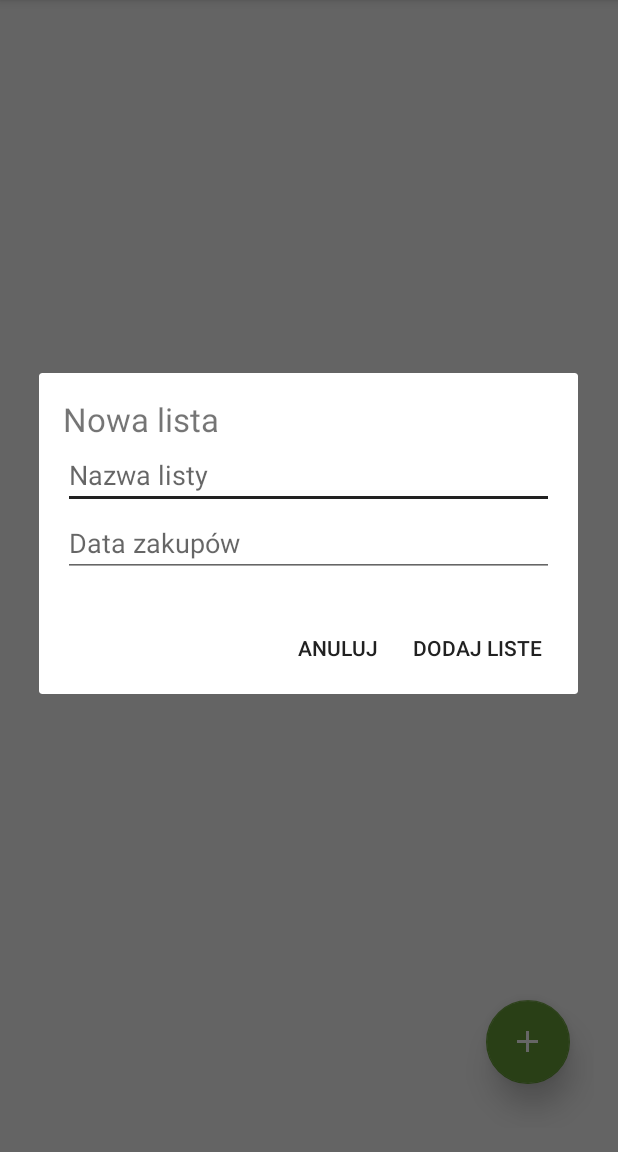
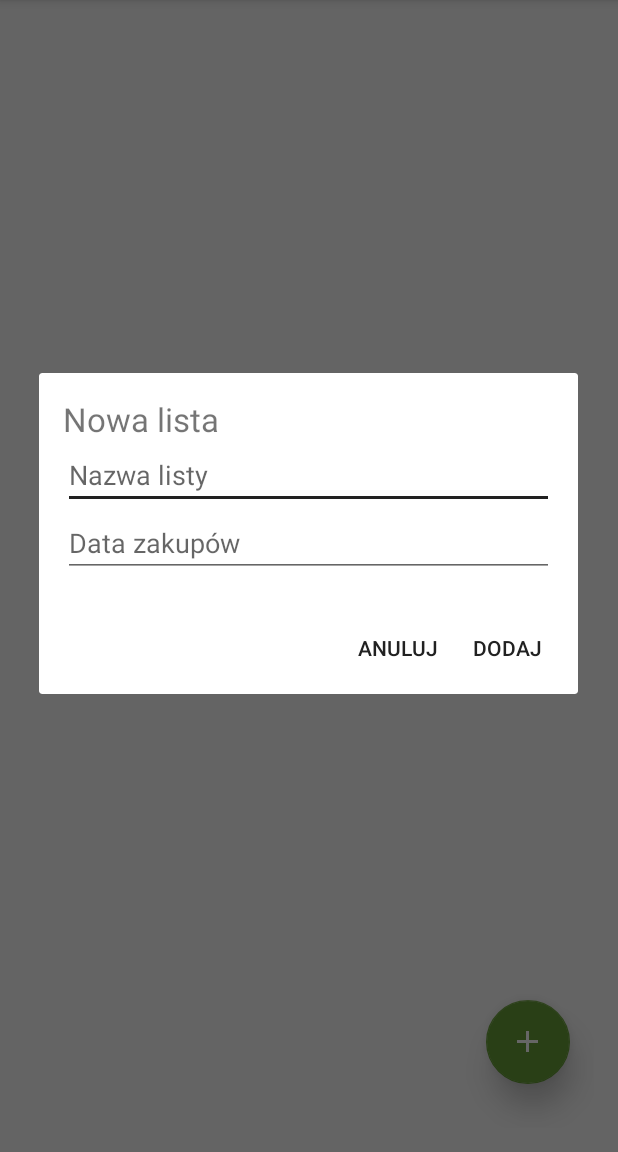
Before and after one commit to Sklonowanaowca/Zakupoholik, an Android app: the ListsActivity screen opened directly, with no data from a screen before it, after a tap on an icon or button, on a phone screen of 412 x 824 dp, the part 84-1236 px from its top. Run offline under Robolectric (Android 15) with nearby library versions, the phone set to English and light mode, and no system bars; our stand-ins replace Volley; network calls fail.

Commit message:
repair error - add idUser to database, refresh list of lists

```diff
--- a/app/src/main/java/com/example/monia/zakupoholik/AddListDialog.java
+++ /dev/null
@@ -1,54 +0,0 @@
-package com.example.monia.zakupoholik;
-
-import android.app.AlertDialog;
-import android.app.Dialog;
-import android.app.DialogFragment;
-import android.content.Context;
-import android.content.DialogInterface;
-import android.os.Bundle;
-import android.support.annotation.Nullable;
-import android.view.LayoutInflater;
-import android.view.View;
-import android.widget.EditText;
-
-import com.android.volley.RequestQueue;
-import com.android.volley.Response;
-import com.android.volley.toolbox.Volley;
-
-/**
- * Created by Monia on 2017-12-14.
- */
-
-public class AddListDialog extends DialogFragment {
-    @Override
-    public Dialog onCreateDialog(Bundle savedInstanceState) {
-        final AlertDialog.Builder builder = new AlertDialog.Builder(getActivity());
-        final LayoutInflater inflater = getActivity().getLayoutInflater();
-        View dialogView = inflater.inflate(R.layout.dialog_add_list,null);
-        final EditText mNawaListy = (EditText) dialogView.findViewById(R.id.add_list_name);
-        final EditText mDataZakupow = (EditText) dialogView.findViewById(R.id.add_list_data);
-        final Context mContext = getActivity();
-        builder.setView(dialogView).setPositiveButton(R.string.add_list_positive_button, new DialogInterface.OnClickListener(){
-                    @Override
-                    public void onClick(DialogInterface dialogInterface, int i) {
-                        String nazwaListy = mNawaListy.getText().toString();
-                        String dataZakupow = mDataZakupow.getText().toString();
-                        ListsActivity addList = new ListsActivity();
-                        addList.addList(nazwaListy, dataZakupow, mContext);
-                    }
-                })
-                .setNegativeButton(R.string.add_list_negative_button, new DialogInterface.OnClickListener(){
-                    @Override
-                    public void onClick(DialogInterface dialogInterface, int i) {
-                        AddListDialog.this.getDialog().cancel();
-                    }
-                });
-        return builder.create();
-    }
-
-    @Nullable
-    @Override
-    public View getView() {
-        return super.getView();
-    }
-}
--- a/app/src/main/java/com/example/monia/zakupoholik/ListsActivity.java
+++ b/app/src/main/java/com/example/monia/zakupoholik/ListsActivity.java
@@ -2,7 +2,9 @@ package com.example.monia.zakupoholik;
 
 import android.app.AlertDialog;
 import android.app.DialogFragment;
+import android.app.ListActivity;
 import android.content.Context;
+import android.content.DialogInterface;
 import android.content.Intent;
 import android.content.SharedPreferences;
 import android.support.design.widget.FloatingActionButton;
@@ -10,7 +12,10 @@ import android.support.v7.app.AppCompatActivity;
 import android.os.Bundle;
 import android.support.v7.widget.LinearLayoutManager;
 import android.support.v7.widget.RecyclerView;
+import android.util.Log;
+import android.view.LayoutInflater;
 import android.view.View;
+import android.widget.EditText;
 import android.widget.TextView;
 import android.widget.Toast;
 
@@ -26,7 +31,7 @@ public class ListsActivity extends AppCompatActivity implements ListsAdapter.Lis
     private RecyclerView mRecyclerView;
     private TextView mErrorMessage;
     private ListsAdapter mListsAdapter;
-    public int id_user;
+    public static int idUserPublic;
     Toast mToast;
 
     @Override
@@ -45,14 +50,16 @@ public class ListsActivity extends AppCompatActivity implements ListsAdapter.Lis
         mRecyclerView.setAdapter(mListsAdapter);
 
         Intent dataFromLoginActivity = getIntent();
-        id_user = dataFromLoginActivity.getIntExtra("ID", 0);
+        int id_user = dataFromLoginActivity.getIntExtra("ID", 0);
         String imie = dataFromLoginActivity.getStringExtra("IMIE");
 
-        SharedPreferences sharedPreferences = getPreferences(MODE_PRIVATE);
+        SharedPreferences sharedPreferences = getSharedPreferences(LoginActivity.MyPREFERENCES, Context.MODE_PRIVATE);
         SharedPreferences.Editor editor = sharedPreferences.edit();
         editor.putString(LoginActivity.KEY_IMIE, imie);
         editor.putInt(LoginActivity.KEY_ID_UZYTKOWNIKA, id_user);
         editor.apply();
+
+        idUserPublic = sharedPreferences.getInt(LoginActivity.KEY_ID_UZYTKOWNIKA,0);
 
         loadLists(id_user);
 
@@ -60,13 +67,41 @@ public class ListsActivity extends AppCompatActivity implements ListsAdapter.Lis
         fab.setOnClickListener(new View.OnClickListener() {
             @Override
             public void onClick(View view) {
-                DialogFragment dialogFragment = new AddListDialog();
-                dialogFragment.show(getFragmentManager(),"add_lists");
+                showAlertDialog();
             }
         });
     }
 
-    private void loadLists(Integer id_user){
+    public void showAlertDialog(){
+        AlertDialog.Builder dialogBuilder = new AlertDialog.Builder(this);
+        LayoutInflater inflater = this.getLayoutInflater();
+        final View dialogView = inflater.inflate(R.layout.dialog_add_list, null);
+        dialogBuilder.setView(dialogView);
+
+        final EditText nazwa = (EditText) dialogView.findViewById(R.id.add_list_name);
+        final EditText data = (EditText) dialogView.findViewById(R.id.add_list_data);
+
+        dialogBuilder.setPositiveButton("Dodaj", new DialogInterface.OnClickListener(){
+            public void onClick(DialogInterface dialog, int whichButton) {
+                String nazwaListy = nazwa.getText().toString().trim();
+                String dataZakupow = data.getText().toString().trim();
+               // if (!nazwaListy.isEmpty() && !dataZakupow.isEmpty()) {
+                    addList(nazwaListy, dataZakupow, getApplicationContext());
+                    loadLists(idUserPublic);
+                //}
+            }
+        });
+        dialogBuilder.setNegativeButton("Anuluj", new DialogInterface.OnClickListener() {
+            @Override
+            public void onClick(DialogInterface dialog, int whichButton) {
+                dialog.dismiss();
+            }
+        });
+        AlertDialog b = dialogBuilder.create();
+        b.show();
+    }
+
+    public void loadLists(Integer id_user){
         Response.Listener<String> responseListener = new Response.Listener<String>(){
 
             @Override
@@ -98,7 +133,7 @@ public class ListsActivity extends AppCompatActivity implements ListsAdapter.Lis
         return stringJsonArray;
     }
 
-    public void addList(String nazwaListy, String dataZakupow, Context context){
+    public void addList(String nazwaListy, String dataZakupow, final Context context){
         Response.Listener<String> responseListener = new Response.Listener<String>(){
             @Override
             public void onResponse(String response) {// response from pokaz_listy.php (json array)
@@ -108,15 +143,17 @@ public class ListsActivity extends AppCompatActivity implements ListsAdapter.Lis
                     String message="";
                     if(success) {
                         message = jsonObj.getString("message");
+                        Toast.makeText(context, "Dodano liste", Toast.LENGTH_SHORT).show();
                     } else {
                         message = jsonObj.getString("message");
+                        Toast.makeText(context, "Nie udało sie dodac listy", Toast.LENGTH_SHORT).show();
                     }
                 } catch (JSONException e){
                     e.printStackTrace();
                 }
             }
         };
-        AddListsRequest fetchListsRequest = new AddListsRequest(nazwaListy, dataZakupow, id_user, responseListener);
+        AddListsRequest fetchListsRequest = new AddListsRequest(nazwaListy, dataZakupow, idUserPublic, responseListener);
         RequestQueue queue = Volley.newRequestQueue(context);
         queue.add(fetchListsRequest);
     }
--- a/app/src/main/java/com/example/monia/zakupoholik/LoginActivity.java
+++ b/app/src/main/java/com/example/monia/zakupoholik/LoginActivity.java
@@ -54,6 +54,7 @@ public class LoginActivity extends AppCompatActivity implements LoaderCallbacks<
 
     public final static String KEY_IMIE = "KEY_IMIE";
     public final static String KEY_ID_UZYTKOWNIKA = "KEY_ID_UZYTKOWNIKA";
+    public static final String MyPREFERENCES = "MyPrefs" ;
 
     private ProgressBar mProgressBar;
     private EditText mLoginEditText;
```
